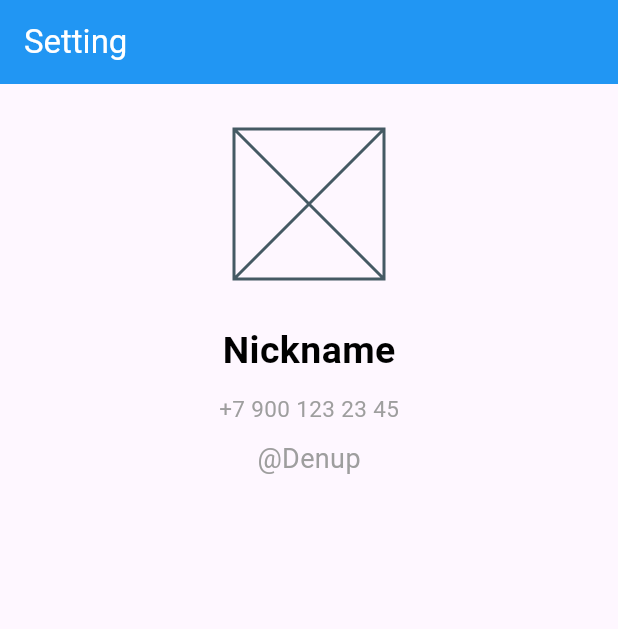
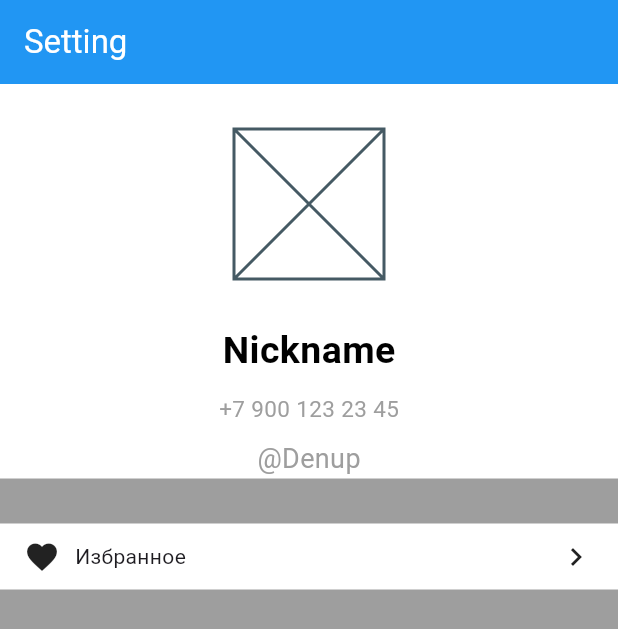
Before and after one commit to DenUP/First_APP, a Flutter app: the screen it shows after launch, on a phone screen of 412 x 824 dp. Shown: the top 629 px of the screen. Run offline on Flutter 3.47's test engine with Material 3 defaults, Android fonts, the phone set to English and light mode, and no system bars.

Commit message:
add: User_PRofile

```diff
--- a/lib/main.dart
+++ b/lib/main.dart
@@ -2,5 +2,5 @@ import 'package:flutter/material.dart';
 import 'package:lessons_1/my_app.dart';
 
 void main() {
-  return runApp(App());
+  return runApp(const App());
 }
--- a/lib/my_app.dart
+++ b/lib/my_app.dart
@@ -7,6 +7,6 @@ class App extends StatelessWidget {
   @override
   Widget build(BuildContext context) {
     // TODO: implement build
-    return MaterialApp(home: UserProfile());
+    return MaterialApp(debugShowCheckedModeBanner: false, home: UserProfile());
   }
 }
--- a/lib/widgets/user_profile.dart
+++ b/lib/widgets/user_profile.dart
@@ -7,6 +7,7 @@ class UserProfile extends StatelessWidget {
   Widget build(BuildContext context) {
     // TODO: implement build
     return Scaffold(
+      backgroundColor: Colors.grey,
       appBar: AppBar(
         title: const Text(
           'Setting',
@@ -19,6 +20,54 @@ class UserProfile extends StatelessWidget {
         child: const Column(
           mainAxisAlignment: MainAxisAlignment.start,
           crossAxisAlignment: CrossAxisAlignment.center,
+          children: [
+            _UserInfo(),
+            SizedBox(
+              height: 30,
+            ),
+            _MenuWidget()
+          ],
+        ),
+      ),
+    );
+  }
+}
+
+class _MenuWidget extends StatelessWidget {
+  const _MenuWidget({super.key});
+
+  @override
+  Widget build(BuildContext context) {
+    return Container(
+        color: Colors.white,
+        width: double.infinity,
+        padding: EdgeInsets.symmetric(horizontal: 16, vertical: 10),
+        child: Column(children: [
+          Row(
+            mainAxisSize: MainAxisSize.max,
+            children: [
+              Icon(Icons.favorite),
+              SizedBox(
+                width: 10,
+              ),
+              Text('Избранное'),
+              Spacer(),
+              Icon(Icons.chevron_right)
+            ],
+          )
+        ]));
+  }
+}
+
+class _UserInfo extends StatelessWidget {
+  const _UserInfo({super.key});
+
+  @override
+  Widget build(BuildContext context) {
+    return Container(
+      width: double.infinity,
+      color: Colors.white,
+      child: Column(
         children: [
           SizedBox(
             height: 30,
@@ -37,7 +86,6 @@ class UserProfile extends StatelessWidget {
           ),
           _UserNickNameWidget(),
         ],
-        ),
       ),
     );
   }
```
Lines whose indentation alone changed are shown as unchanged.
